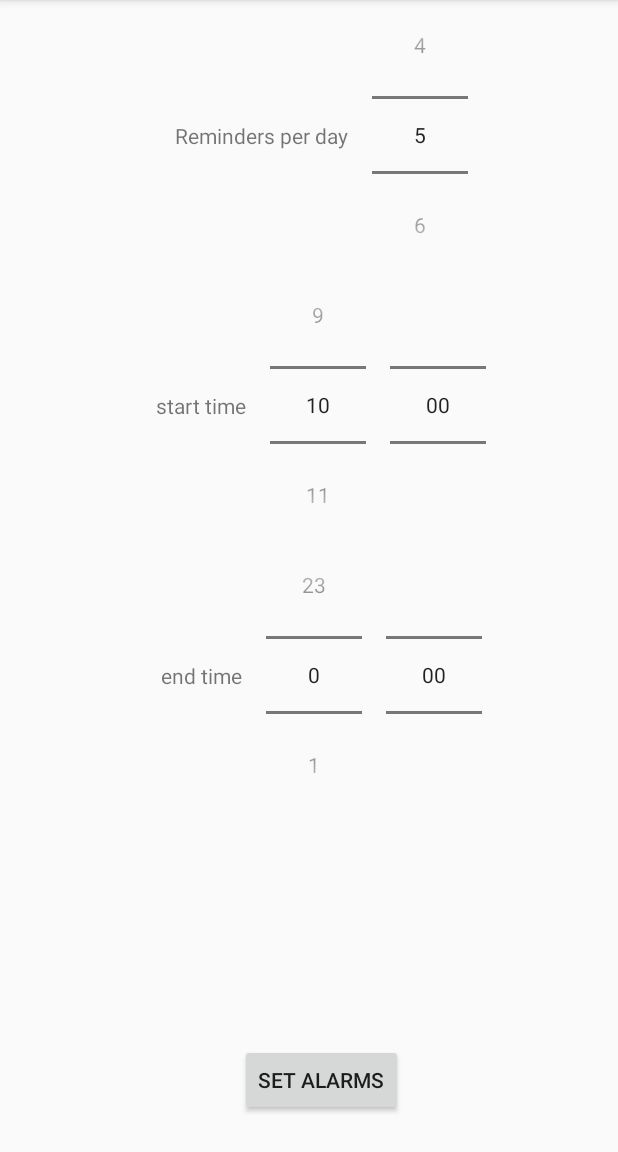
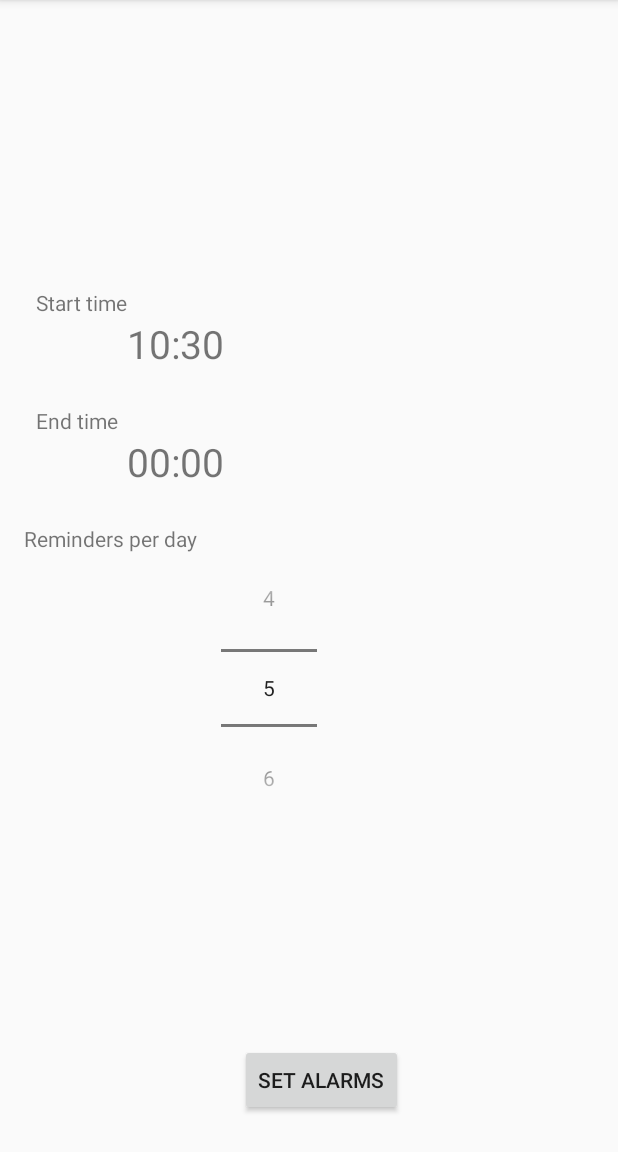
Before and after one commit to pericleskb/headless-reminder, an Android app: the screen it shows after launch (DashboardActivity), on a phone screen of 412 x 824 dp, the part 84-1236 px from its top. Run offline under Robolectric (Android 15) with nearby library versions, the phone set to English and light mode, and no system bars.

Commit message:
use timepicker dialog

```diff
--- a/app/src/main/java/com/joyfulDonkey/headlessreminder/alarm/data/TimeOfDay.kt
+++ b/app/src/main/java/com/joyfulDonkey/headlessreminder/alarm/data/TimeOfDay.kt
@@ -24,4 +24,10 @@ data class TimeOfDay(
         }
         return false
     }
+
+    override fun toString(): String {
+        val hour: String = if (this.hour != 0) this.hour.toString() else "00"
+        val minute: String = if (this.minute != 0) this.minute.toString() else "00"
+        return "$hour:$minute"
+    }
 }
--- a/app/src/main/java/com/joyfulDonkey/headlessreminder/dashboard/fragment/selectTime/SelectTimeFragment.kt
+++ b/app/src/main/java/com/joyfulDonkey/headlessreminder/dashboard/fragment/selectTime/SelectTimeFragment.kt
@@ -2,6 +2,7 @@ package com.joyfulDonkey.headlessreminder.dashboard.fragment.selectTime
 
 import android.app.AlarmManager
 import android.app.PendingIntent
+import android.app.TimePickerDialog
 import android.content.Context
 import android.content.Intent
 import android.os.Bundle
@@ -11,6 +12,7 @@ import android.view.View
 import android.view.ViewGroup
 import androidx.fragment.app.Fragment
 import androidx.lifecycle.ViewModelProvider
+import com.joyfulDonkey.headlessreminder.R
 import com.joyfulDonkey.headlessreminder.alarm.broadcastReceiver.ScheduleAlarmsReceiver
 import com.joyfulDonkey.headlessreminder.alarm.data.AlarmSchedulerProperties
 import com.joyfulDonkey.headlessreminder.alarm.data.TimeOfDay
@@ -52,57 +54,56 @@ class SelectTimeFragment: Fragment() {
     override fun onViewCreated(view: View, savedInstanceState: Bundle?) {
         super.onViewCreated(view, savedInstanceState)
         initResources()
+        initLayout()
     }
 
     private fun initResources() {
         dashboardViewModel = ViewModelProvider(this).get(DashboardViewModel::class.java)
-//
-////        binding.hourPicker.displayedValues = arrayOf(
-////            "00","01","02","03","04","05","06",
-////            "07","08","09","10","11","12","13",
-////            "13","14","15","16","17","18","19",
-////            "20","21","22","23","24"
-//        )
-        //TODO extend number picker to set these values in the xml and to scroll faster
         binding.numOfAlarmsPicker.minValue = 1
         binding.numOfAlarmsPicker.maxValue = 10
         binding.numOfAlarmsPicker.wrapSelectorWheel = false
-        binding.hourPicker.minValue = 0
-        binding.hourPicker.maxValue = 23
-        binding.minutePicker.displayedValues = arrayOf("00", "15", "30", "45")
-        binding.endHourPicker.minValue = 0
-        binding.endHourPicker.maxValue = 23
-        binding.endMinutePicker.displayedValues = arrayOf("00", "15", "30", "45")
+        binding.startTimeSelector.text = dashboardViewModel.getAlarmProperties().earliestAlarmAt.toString()
+        binding.endTimeSelector.text = dashboardViewModel.getAlarmProperties().latestAlarmAt.toString()
+        binding.numOfAlarmsPicker.value = dashboardViewModel.getAlarmProperties().numberOfAlarms
+    }
 
-        binding.hourPicker.value = dashboardViewModel.getAlarmProperties().earliestAlarmAt.hour
-        binding.minutePicker.value = dashboardViewModel.getAlarmProperties().earliestAlarmAt.minute
-        binding.endHourPicker.value = dashboardViewModel.getAlarmProperties().latestAlarmAt.hour
-        binding.endMinutePicker.value = dashboardViewModel.getAlarmProperties().latestAlarmAt.minute
-        binding.numOfAlarmsPicker.value = dashboardViewModel.getAlarmProperties().numberOfAlarms
+    private fun initLayout() {
         binding.setAlarmsButton.setOnClickListener {
             setUpAlarms(dashboardViewModel.getAlarmProperties())
             dashboardViewModel.storePreferences()
         }
 
-        //TODO check if we can use data binding
-        binding.hourPicker.setOnValueChangedListener{ picker, oldVal, newVal ->
-            val newTime = TimeOfDay(newVal, dashboardViewModel.getAlarmProperties().earliestAlarmAt.minute)
-            dashboardViewModel.updateStartTime(newTime)
+        val startTimeDialog = TimePickerDialog(
+            context,
+            { _, hourOfDay, minute ->
+                val newTime = TimeOfDay(hourOfDay, minute)
+                dashboardViewModel.updateStartTime(newTime)
+                //TODO databinding
+                binding.startTimeSelector.text = newTime.toString()
+            },
+            dashboardViewModel.getAlarmProperties().earliestAlarmAt.hour,
+            dashboardViewModel.getAlarmProperties().earliestAlarmAt.minute,
+            true
+        )
+        startTimeDialog.setTitle(getString(R.string.select_start_time))
+        binding.startTimeSelector.setOnClickListener {
+            startTimeDialog.show()
         }
-        binding.minutePicker.setOnValueChangedListener{ picker, oldVal, newVal ->
-            val newTime = TimeOfDay(dashboardViewModel.getAlarmProperties().earliestAlarmAt.hour, newVal)
-            dashboardViewModel.updateStartTime(newTime)
-        }
-        binding.endHourPicker.setOnValueChangedListener{ picker, oldVal, newVal ->
-            val newTime = TimeOfDay(newVal, dashboardViewModel.getAlarmProperties().latestAlarmAt.minute)
-            dashboardViewModel.updateEndTime(newTime)
-        }
-        binding.endMinutePicker.setOnValueChangedListener{ picker, oldVal, newVal ->
-            val newTime = TimeOfDay(dashboardViewModel.getAlarmProperties().latestAlarmAt.hour, newVal)
-            dashboardViewModel.updateEndTime(newTime)
-        }
-        binding.numOfAlarmsPicker.setOnValueChangedListener{ picker, oldVal, newVal ->
-            dashboardViewModel.updateRemindersPerDay(newVal)
+
+        val endTimeDialog = TimePickerDialog(
+            context,
+            { _, hourOfDay, minute ->
+                val newTime = TimeOfDay(hourOfDay, minute)
+                dashboardViewModel.updateEndTime(newTime)
+                binding.endTimeSelector.text = newTime.toString()
+            },
+            dashboardViewModel.getAlarmProperties().earliestAlarmAt.hour,
+            dashboardViewModel.getAlarmProperties().earliestAlarmAt.minute,
+            true
+        )
+        endTimeDialog.setTitle(getString(R.string.select_end_time))
+        binding.endTimeSelector.setOnClickListener {
+            endTimeDialog.show()
         }
     }
 
--- a/app/src/main/res/layout/fragment_dashboard.xml
+++ b/app/src/main/res/layout/fragment_dashboard.xml
@@ -5,16 +5,57 @@
     android:layout_height="match_parent">
 
     <TextView
+        android:id="@+id/startTimeTitle"
+        android:layout_width="wrap_content"
+        android:layout_height="wrap_content"
+        android:layout_marginStart="24dp"
+        android:text="@string/start_time"
+        app:layout_constraintBottom_toTopOf="@id/startTimeSelector"
+        app:layout_constraintStart_toStartOf="parent"
+        app:layout_constraintTop_toTopOf="@+id/startAlarmHeightStart" />
+
+    <TextView
+        android:id="@+id/startTimeSelector"
+        android:layout_width="0dp"
+        android:layout_height="wrap_content"
+        android:textSize="26sp"
+        app:layout_constraintEnd_toEndOf="parent"
+        app:layout_constraintHorizontal_bias="0.0"
+        app:layout_constraintStart_toEndOf="@+id/startTimeTitle"
+        app:layout_constraintTop_toBottomOf="@+id/startTimeTitle"
+        tools:text="09:15" />
+
+    <TextView
+        android:id="@+id/endTimeTitle"
+        android:layout_width="wrap_content"
+        android:layout_height="wrap_content"
+        android:layout_marginTop="24dp"
+        android:text="@string/end_time"
+        app:layout_constraintBottom_toTopOf="@id/endTimeSelector"
+        app:layout_constraintStart_toStartOf="@+id/startTimeTitle"
+        app:layout_constraintTop_toBottomOf="@+id/startTimeSelector" />
+
+    <TextView
+        android:id="@+id/endTimeSelector"
+        android:layout_width="0dp"
+        android:layout_height="wrap_content"
+        android:textSize="26sp"
+        app:layout_constraintEnd_toEndOf="parent"
+        app:layout_constraintStart_toStartOf="@+id/startTimeSelector"
+        app:layout_constraintTop_toBottomOf="@+id/endTimeTitle"
+        tools:text="23:45" />
+
+    <TextView
         android:id="@+id/numOfAlarmsText"
         android:layout_width="wrap_content"
         android:layout_height="wrap_content"
         android:layout_marginStart="16dp"
+        android:layout_marginTop="24dp"
         android:text="@string/num_of_alarms"
-        app:layout_constraintBottom_toBottomOf="@+id/numOfAlarmsPicker"
         app:layout_constraintEnd_toStartOf="@id/numOfAlarmsPicker"
         app:layout_constraintHorizontal_chainStyle="packed"
         app:layout_constraintStart_toStartOf="parent"
-        app:layout_constraintTop_toTopOf="@id/numOfAlarmsPicker" />
+        app:layout_constraintTop_toBottomOf="@+id/endTimeSelector" />
 
     <NumberPicker
         android:id="@+id/numOfAlarmsPicker"
@@ -22,85 +63,8 @@
         android:layout_height="wrap_content"
         android:layout_marginStart="16dp"
         android:backgroundTint="@color/gray"
-        app:layout_constraintEnd_toEndOf="parent"
         app:layout_constraintStart_toEndOf="@+id/numOfAlarmsText"
-        app:layout_constraintTop_toTopOf="parent" />
-
-    <TextView
-        android:id="@+id/timeText"
-        android:layout_width="wrap_content"
-        android:layout_height="wrap_content"
-        android:layout_marginStart="16dp"
-        android:text="start time"
-        app:layout_constraintBottom_toBottomOf="@id/hourPicker"
-        app:layout_constraintEnd_toStartOf="@id/hourPicker"
-        app:layout_constraintHorizontal_chainStyle="packed"
-        app:layout_constraintStart_toStartOf="parent"
-        app:layout_constraintTop_toTopOf="@id/hourPicker" />
-
-    <NumberPicker
-        android:id="@+id/hourPicker"
-        android:layout_width="wrap_content"
-        android:layout_height="wrap_content"
-        android:layout_marginStart="16dp"
-        android:backgroundTint="@color/gray"
-        app:layout_constraintEnd_toStartOf="@+id/minutePicker"
-        app:layout_constraintStart_toEndOf="@+id/timeText"
-        app:layout_constraintTop_toBottomOf="@+id/numOfAlarmsPicker" />
-
-    <NumberPicker
-        android:id="@+id/minutePicker"
-        android:layout_width="wrap_content"
-        android:layout_height="wrap_content"
-        android:layout_marginStart="16dp"
-        android:backgroundTint="@color/gray"
-        app:layout_constraintBottom_toBottomOf="@id/hourPicker"
-        app:layout_constraintEnd_toEndOf="parent"
-        app:layout_constraintStart_toEndOf="@+id/hourPicker"
-        app:layout_constraintTop_toTopOf="@id/hourPicker" />
-
-    <TextView
-        android:id="@+id/endTimeText"
-        android:layout_width="wrap_content"
-        android:layout_height="wrap_content"
-        android:layout_marginStart="16dp"
-        android:text="end time"
-        app:layout_constraintBottom_toBottomOf="@id/endHourPicker"
-        app:layout_constraintEnd_toStartOf="@id/endHourPicker"
-        app:layout_constraintHorizontal_chainStyle="packed"
-        app:layout_constraintStart_toStartOf="parent"
-        app:layout_constraintTop_toTopOf="@id/endHourPicker" />
-
-    <NumberPicker
-        android:id="@+id/endHourPicker"
-        android:layout_width="wrap_content"
-        android:layout_height="wrap_content"
-        android:layout_marginStart="16dp"
-        android:backgroundTint="@color/gray"
-        app:layout_constraintEnd_toStartOf="@+id/endMinutePicker"
-        app:layout_constraintStart_toEndOf="@+id/endTimeText"
-        app:layout_constraintTop_toBottomOf="@+id/hourPicker" />
-
-    <NumberPicker
-        android:id="@+id/endMinutePicker"
-        android:layout_width="wrap_content"
-        android:layout_height="wrap_content"
-        android:layout_marginStart="16dp"
-        android:backgroundTint="@color/gray"
-        app:layout_constraintBottom_toBottomOf="@id/endHourPicker"
-        app:layout_constraintEnd_toEndOf="parent"
-        app:layout_constraintStart_toEndOf="@+id/endHourPicker"
-        app:layout_constraintTop_toTopOf="@id/endHourPicker" />
-
-    <TextView
-        android:id="@+id/logsTextView"
-        android:layout_width="match_parent"
-        android:layout_height="0dp"
-        app:layout_constraintBottom_toTopOf="@id/setAlarmsButton"
-        app:layout_constraintEnd_toEndOf="parent"
-        app:layout_constraintStart_toStartOf="parent"
-        app:layout_constraintTop_toBottomOf="@id/endHourPicker"
-        tools:text="These are the logs" />
+        app:layout_constraintTop_toBottomOf="@+id/numOfAlarmsText" />
 
     <androidx.appcompat.widget.AppCompatButton
         android:id="@+id/setAlarmsButton"
@@ -113,4 +77,11 @@
         app:layout_constraintEnd_toEndOf="parent"
         app:layout_constraintStart_toStartOf="parent" />
 
+    <androidx.constraintlayout.widget.Guideline
+        android:id="@+id/startAlarmHeightStart"
+        android:layout_width="wrap_content"
+        android:layout_height="wrap_content"
+        android:orientation="horizontal"
+        app:layout_constraintGuide_percent="0.25" />
+
 </androidx.constraintlayout.widget.ConstraintLayout>
--- a/app/src/main/res/values/strings.xml
+++ b/app/src/main/res/values/strings.xml
@@ -2,4 +2,8 @@
     <string name="app_name">Headless Reminder</string>
     <string name="num_of_alarms">Reminders per day</string>
     <string name="set_alarms">Set alarms</string>
+    <string name="start_time">Start time</string>
+    <string name="end_time">End time</string>
+    <string name="select_start_time">Select start time</string>
+    <string name="select_end_time">Select end time</string>
 </resources>
```
